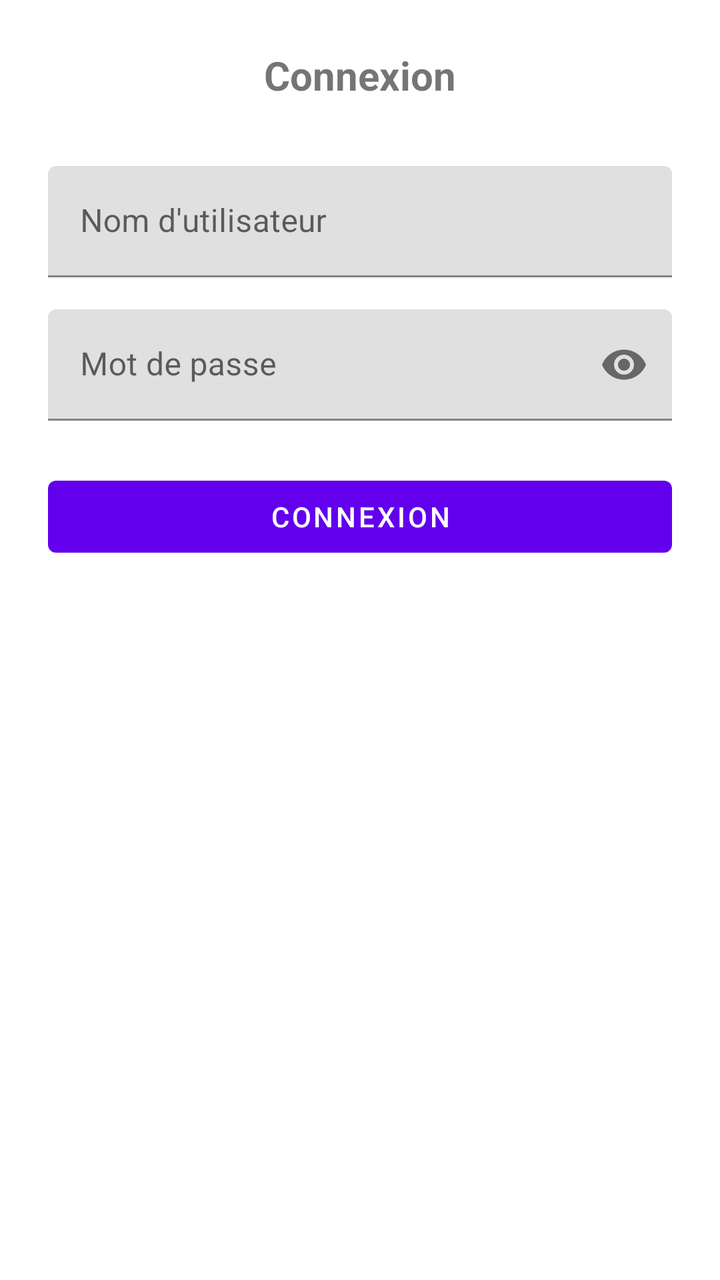
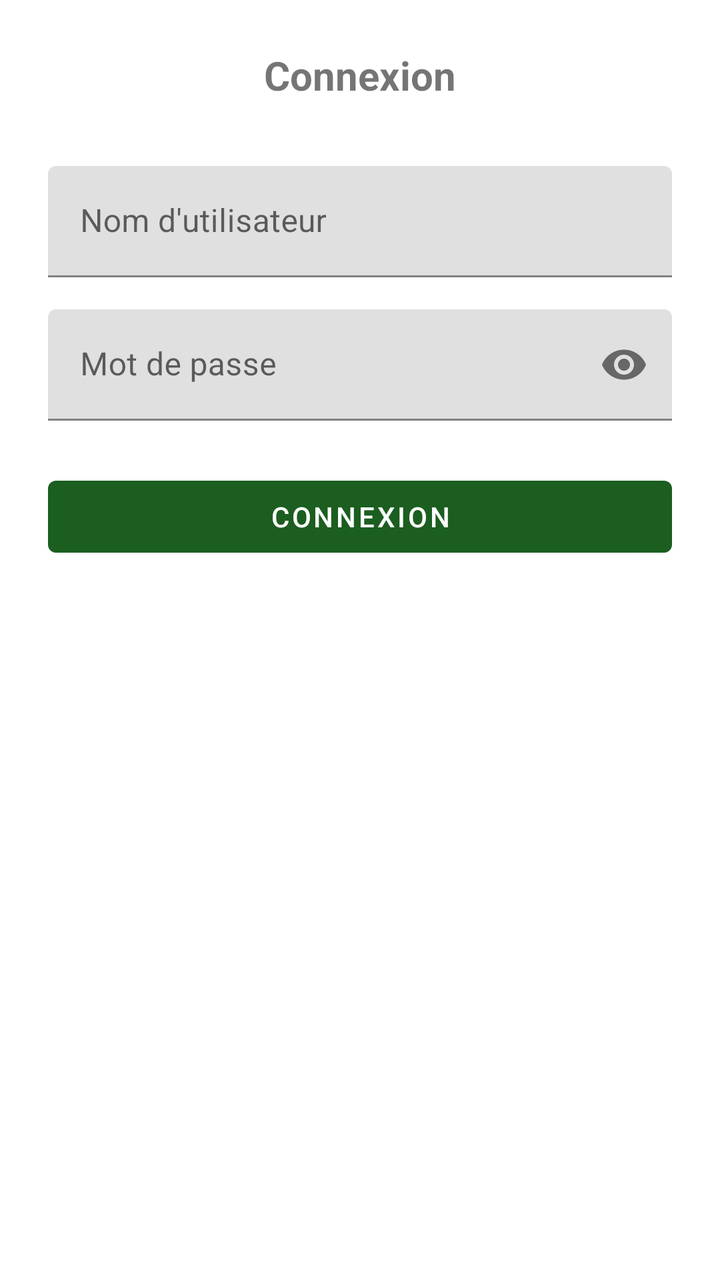

The first picture is an Android layout as it rendered before a commit; the second is the same layout after the commit. The layout source and the unified diff follow.
<!-- AndroidManifest.xml: application theme Theme.CitoyenActif -->
<!-- res/layout/sign_up_frag.xml -->
<?xml version="1.0" encoding="utf-8"?>
<layout xmlns:android="http://schemas.android.com/apk/res/android"
    xmlns:app="http://schemas.android.com/apk/res-auto">

    <data>
        
    </data>

    <androidx.constraintlayout.widget.ConstraintLayout
        android:layout_width="match_parent"
        android:layout_height="match_parent"
        android:padding="24dp">

        
        <TextView
            android:id="@+id/tvLoginTitle"
            android:layout_width="0dp"
            android:layout_height="wrap_content"
            android:text="Connexion"
            android:textSize="20sp"
            android:textStyle="bold"
            android:textAlignment="center"
            app:layout_constraintTop_toTopOf="parent"
            app:layout_constraintStart_toStartOf="parent"
            app:layout_constraintEnd_toEndOf="parent" />

        
        <com.google.android.material.textfield.TextInputLayout
            android:id="@+id/tilUsername"
            android:layout_width="0dp"
            android:layout_height="wrap_content"
            android:layout_marginTop="32dp"
            android:hint="Nom d'utilisateur"
            app:layout_constraintTop_toBottomOf="@id/tvLoginTitle"
            app:layout_constraintStart_toStartOf="parent"
            app:layout_constraintEnd_toEndOf="parent">

            <com.google.android.material.textfield.TextInputEditText
                android:id="@+id/etUsername"
                android:layout_width="match_parent"
                android:layout_height="wrap_content"
                android:inputType="text"
                android:maxLines="1" />
        </com.google.android.material.textfield.TextInputLayout>

        
        <com.google.android.material.textfield.TextInputLayout
            android:id="@+id/tilPassword"
            android:layout_width="0dp"
            android:layout_height="wrap_content"
            android:layout_marginTop="16dp"
            android:hint="Mot de passe"
            app:endIconMode="password_toggle"
            app:layout_constraintTop_toBottomOf="@id/tilUsername"
            app:layout_constraintStart_toStartOf="parent"
            app:layout_constraintEnd_toEndOf="parent">

            <com.google.android.material.textfield.TextInputEditText
                android:id="@+id/etPassword"
                android:layout_width="match_parent"
                android:layout_height="wrap_content"
                android:inputType="textPassword"
                android:maxLines="1" />
        </com.google.android.material.textfield.TextInputLayout>

        
        <com.google.android.material.button.MaterialButton
            android:id="@+id/btnLogin"
            android:layout_width="0dp"
            android:layout_height="wrap_content"
            android:text="Connexion"
            android:layout_marginTop="24dp"
            app:layout_constraintTop_toBottomOf="@id/tilPassword"
            app:layout_constraintStart_toStartOf="parent"
            app:layout_constraintEnd_toEndOf="parent" />

    </androidx.constraintlayout.widget.ConstraintLayout>
</layout>
<!-- resources referenced by this layout -->
<resources>
  <style name="Theme.CitoyenActif" parent="Theme.MaterialComponents.DayNight.DarkActionBar">
          
          <item name="colorPrimary">@color/purple_500</item>
          <item name="colorPrimaryVariant">@color/purple_700</item>
          <item name="colorOnPrimary">@color/white</item>
          
          <item name="colorSecondary">@color/teal_200</item>
          <item name="colorSecondaryVariant">@color/teal_700</item>
          <item name="colorOnSecondary">@color/black</item>
          
          <item name="android:statusBarColor">?attr/colorPrimaryVariant</item>
          
      </style>
  <color name="purple_500">#FF6200EE</color>
  <color name="purple_700">#FF3700B3</color>
  <color name="white">#FFFFFFFF</color>
  <color name="teal_200">#FF03DAC5</color>
  <color name="teal_700">#FF018786</color>
  <color name="black">#FF000000</color>
</resources>

<!-- the commit's change to res/layout/sign_up_frag.xml (unified diff, before → after) -->
@@ -72,7 +72,8 @@
             android:layout_marginTop="24dp"
             app:layout_constraintTop_toBottomOf="@id/tilPassword"
             app:layout_constraintStart_toStartOf="parent"
-            app:layout_constraintEnd_toEndOf="parent" />
+            app:layout_constraintEnd_toEndOf="parent"
+            app:backgroundTint="#1B5E20"/>
 
     </androidx.constraintlayout.widget.ConstraintLayout>
 </layout>
